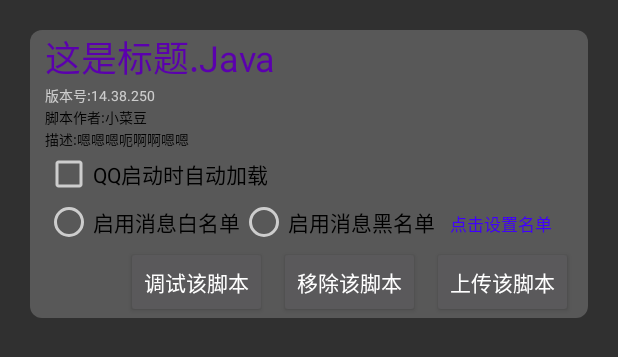
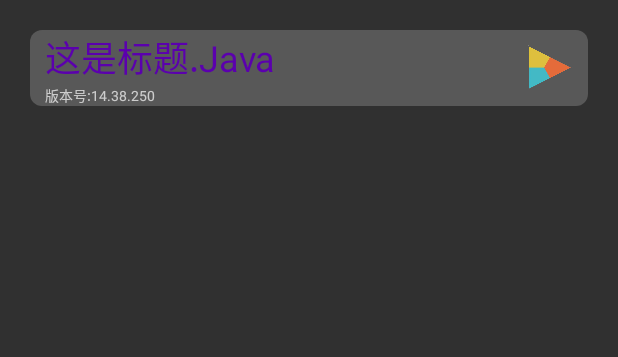
Before and after one commit to Hicores/QTool, an Android app: the layout plugin_item_local.xml on its own in the app's theme, with its tools: preview values and no code run, on a phone screen of 412 x 824 dp. Shown: the top 357 px of the screen. Run offline under Robolectric (Android 15) with nearby library versions, the light colour scheme and no system bars.

Commit message:
脚本item step 3

```diff
--- a/QTool/src/main/java/com/hicore/ConfigUtils/ConfigCore.java
+++ b/QTool/src/main/java/com/hicore/ConfigUtils/ConfigCore.java
@@ -3,6 +3,7 @@ package com.hicore.ConfigUtils;
 import java.util.List;
 
 public interface ConfigCore {
+    void removeKey(String PathName,String Key);
     boolean getBoolean(String PathName,String Key,boolean Def);
     void setBoolean(String PathName,String Key,boolean Value);
 
--- /dev/null
+++ b/QTool/src/main/java/com/hicore/qtool/JavaPlugin/ListForm/OnlinePluginItemController.java
@@ -0,0 +1,4 @@
+package com.hicore.qtool.JavaPlugin.ListForm;
+
+public class OnlinePluginItemController {
+}
--- a/QTool/src/main/res/layout/plugin_item_local.xml
+++ b/QTool/src/main/res/layout/plugin_item_local.xml
@@ -33,7 +33,37 @@
             android:text="版本号:14.38.250"
             android:textSize="9dp" />
     </LinearLayout>
+    <ImageView
+        android:id="@+id/plugin_start"
+        android:layout_marginTop="10dp"
+        android:background="@drawable/plugin_load"
+        android:layout_width="30dp"
+        android:layout_height="30dp"
+        android:layout_marginLeft="-40dp"
+        android:layout_toRightOf="@+id/infoBar">
+    </ImageView>
+    <ProgressBar
+        android:visibility="gone"
+        android:id="@+id/plugin_loading"
+        android:layout_marginTop="10dp"
+        android:background="@drawable/plugin_load"
+        android:layout_width="30dp"
+        android:layout_height="30dp"
+        android:layout_marginLeft="-40dp"
+        android:layout_toRightOf="@+id/infoBar">
+    </ProgressBar>
+    <ImageView
+        android:visibility="gone"
+        android:id="@+id/plugin_stop"
+        android:layout_marginTop="10dp"
+        android:background="@drawable/plugin_stop"
+        android:layout_width="25dp"
+        android:layout_height="25dp"
+        android:layout_marginLeft="-40dp"
+        android:layout_toRightOf="@+id/infoBar">
+    </ImageView>
     <LinearLayout
+        android:visibility="gone"
         android:orientation="vertical"
         android:id="@+id/HideBar"
         android:layout_marginLeft="10dp"
@@ -59,6 +89,7 @@
             android:text="描述:嗯嗯嗯呃啊啊嗯嗯" />
 
         <CheckBox
+            android:id="@+id/plugin_autoload"
             android:layout_width="wrap_content"
             android:layout_height="wrap_content"
             android:textColor="@color/black"
--- a/QTool/src/main/res/layout/plugin_item_online.xml
+++ b/QTool/src/main/res/layout/plugin_item_online.xml
@@ -75,7 +75,7 @@
             android:text="脚本大小:114.514GB" />
 
         <TextView
-            android:id="@+id/plugin_desc"
+            android:id="@+id/plugin_desc_online"
             android:layout_width="match_parent"
             android:layout_height="wrap_content"
             android:textColor="@color/black"
```
Also changed, not shown: QTool/src/main/java/com/hicore/ConfigUtils/ConfigCore_Json.java (+11 -0 lines), QTool/src/main/java/com/hicore/Utils/FileUtils.java (+6 -2 lines), QTool/src/main/java/com/hicore/Utils/NameUtils.java (added, +53 -0 lines), QTool/src/main/java/com/hicore/qtool/JavaPlugin/Controller/PluginSetController.java (added, +18 -0 lines), QTool/src/main/java/com/hicore/qtool/JavaPlugin/Controller/PluginStoreUtils.java (added, +29 -0 lines), QTool/src/main/java/com/hicore/qtool/JavaPlugin/ListForm/LocalPluginItemController.java (added, +92 -0 lines), QTool/src/main/res/drawable/plugin_load.png (added), QTool/src/main/res/drawable/plugin_stop.png (added).
